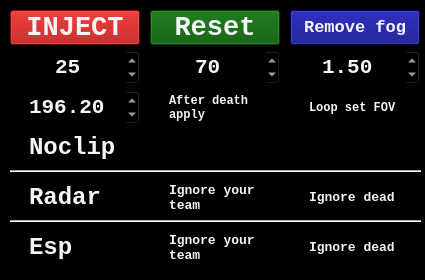
This is Not needed but if you want to modify source code you will need to copy inside of the folder to the main folder/gui.ui in Quazonish/RobloHck as Qt 5 draws it before an edit. The edited form follows.
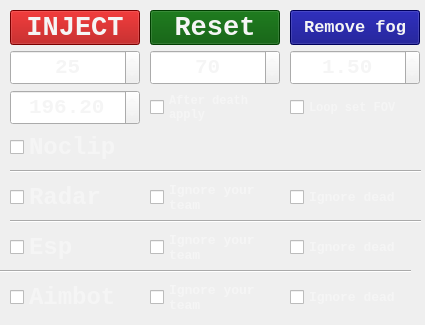
This is the edited form.

```diff
--- a/Not needed but if you want to modify source code you will need to copy inside of the folder to the main folder/gui.ui
+++ b/Not needed but if you want to modify source code you will need to copy inside of the folder to the main folder/gui.ui
@@ -7,7 +7,7 @@
     <x>0</x>
     <y>0</y>
     <width>425</width>
-    <height>280</height>
+    <height>325</height>
    </rect>
   </property>
   <property name="sizePolicy">
@@ -19,13 +19,13 @@
   <property name="minimumSize">
    <size>
     <width>425</width>
-    <height>280</height>
+    <height>325</height>
    </size>
   </property>
   <property name="maximumSize">
    <size>
     <width>425</width>
-    <height>280</height>
+    <height>325</height>
    </size>
   </property>
   <property name="baseSize">
@@ -49,7 +49,13 @@
    <double>0.900000000000000</double>
   </property>
   <property name="styleSheet">
-   <string notr="true">background-color: rgb(0, 0, 0);</string>
+   <string notr="true">background-color: rgb(0, 0, 0);
+
+QToolTip {
+    background-color: black;
+    color: whitesmoke;
+    border-radius: 0px;
+}</string>
   </property>
   <property name="locale">
    <locale language="English" country="UnitedStates"/>
@@ -69,6 +75,13 @@
    <property name="mouseTracking">
     <bool>false</bool>
    </property>
+   <property name="styleSheet">
+    <string notr="true">QToolTip {
+    background-color: black;
+    color: whitesmoke;
+    border-radius: 0px;
+}</string>
+   </property>
    <widget class="QPushButton" name="INJECT">
     <property name="geometry">
      <rect>
@@ -821,7 +834,157 @@
      <string>Radar will ignore your dead players if you enable this</string>
     </property>
     <property name="toolTipDuration">
-     <number>5</number>
+     <number>-1</number>
+    </property>
+    <property name="styleSheet">
+     <string notr="true">color: rgb(245, 245, 245)</string>
+    </property>
+    <property name="text">
+     <string>Ignore dead</string>
+    </property>
+    <property name="iconSize">
+     <size>
+      <width>20</width>
+      <height>20</height>
+     </size>
+    </property>
+    <property name="checked">
+     <bool>false</bool>
+    </property>
+   </widget>
+   <widget class="Line" name="line_3">
+    <property name="geometry">
+     <rect>
+      <x>0</x>
+      <y>270</y>
+      <width>411</width>
+      <height>2</height>
+     </rect>
+    </property>
+    <property name="font">
+     <font>
+      <pointsize>1</pointsize>
+     </font>
+    </property>
+    <property name="styleSheet">
+     <string notr="true">color: rgb(255, 255, 255);
+background-color: rgb(255, 255, 255);
+border-color: rgb(255, 255, 255);</string>
+    </property>
+    <property name="orientation">
+     <enum>Qt::Horizontal</enum>
+    </property>
+   </widget>
+   <widget class="QCheckBox" name="Aimbot">
+    <property name="geometry">
+     <rect>
+      <x>10</x>
+      <y>280</y>
+      <width>130</width>
+      <height>35</height>
+     </rect>
+    </property>
+    <property name="font">
+     <font>
+      <family>Consolas</family>
+      <pointsize>18</pointsize>
+      <weight>75</weight>
+      <bold>true</bold>
+     </font>
+    </property>
+    <property name="mouseTracking">
+     <bool>true</bool>
+    </property>
+    <property name="toolTip">
+     <string>Automatically rotates your camera to player you choose</string>
+    </property>
+    <property name="toolTipDuration">
+     <number>-1</number>
+    </property>
+    <property name="styleSheet">
+     <string notr="true">color: rgb(245, 245, 245)</string>
+    </property>
+    <property name="text">
+     <string>Aimbot</string>
+    </property>
+    <property name="iconSize">
+     <size>
+      <width>20</width>
+      <height>20</height>
+     </size>
+    </property>
+    <property name="checked">
+     <bool>false</bool>
+    </property>
+   </widget>
+   <widget class="QCheckBox" name="IgnoreTeamAimbot">
+    <property name="geometry">
+     <rect>
+      <x>150</x>
+      <y>280</y>
+      <width>130</width>
+      <height>35</height>
+     </rect>
+    </property>
+    <property name="font">
+     <font>
+      <family>Consolas</family>
+      <pointsize>10</pointsize>
+      <weight>75</weight>
+      <bold>true</bold>
+     </font>
+    </property>
+    <property name="mouseTracking">
+     <bool>true</bool>
+    </property>
+    <property name="toolTip">
+     <string>Aimbot will ignore your team if you enable this</string>
+    </property>
+    <property name="toolTipDuration">
+     <number>-1</number>
+    </property>
+    <property name="styleSheet">
+     <string notr="true">color: rgb(245, 245, 245)</string>
+    </property>
+    <property name="text">
+     <string>Ignore your
+team</string>
+    </property>
+    <property name="iconSize">
+     <size>
+      <width>20</width>
+      <height>20</height>
+     </size>
+    </property>
+    <property name="checked">
+     <bool>false</bool>
+    </property>
+   </widget>
+   <widget class="QCheckBox" name="IgnoreDeadAimbot">
+    <property name="geometry">
+     <rect>
+      <x>290</x>
+      <y>280</y>
+      <width>130</width>
+      <height>35</height>
+     </rect>
+    </property>
+    <property name="font">
+     <font>
+      <family>Consolas</family>
+      <pointsize>10</pointsize>
+      <weight>75</weight>
+      <bold>true</bold>
+     </font>
+    </property>
+    <property name="mouseTracking">
+     <bool>true</bool>
+    </property>
+    <property name="toolTip">
+     <string>Aimbot will ignore your dead players if you enable this</string>
+    </property>
+    <property name="toolTipDuration">
+     <number>-1</number>
     </property>
     <property name="styleSheet">
      <string notr="true">color: rgb(245, 245, 245)</string>
```
Left out of the diff: 40 changed lines with no effect on the pictures.
